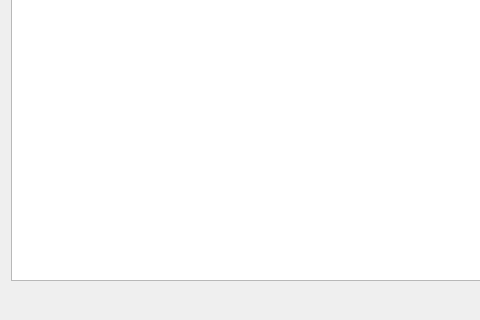
The window that booksection.ui (yunag/QLibraryManagementSystem) describes before a commit, drawn with Qt 5; both pictures show x 0 to 480 and y 411 to 731 of the 1059 by 731 pixel window.
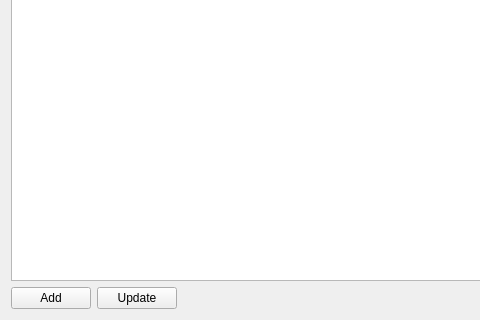
The same window after the commit.

```diff
--- a/booksection.ui
+++ b/booksection.ui
@@ -218,6 +218,20 @@
    </item>
    <item>
     <layout class="QHBoxLayout" name="horizontalLayout_2">
+     <item>
+      <widget class="QPushButton" name="addButton">
+       <property name="text">
+        <string>Add</string>
+       </property>
+      </widget>
+     </item>
+     <item>
+      <widget class="QPushButton" name="updateButton">
+       <property name="text">
+        <string>Update</string>
+       </property>
+      </widget>
+     </item>
      <item>
       <spacer name="horizontalSpacer_3">
        <property name="orientation">
```
